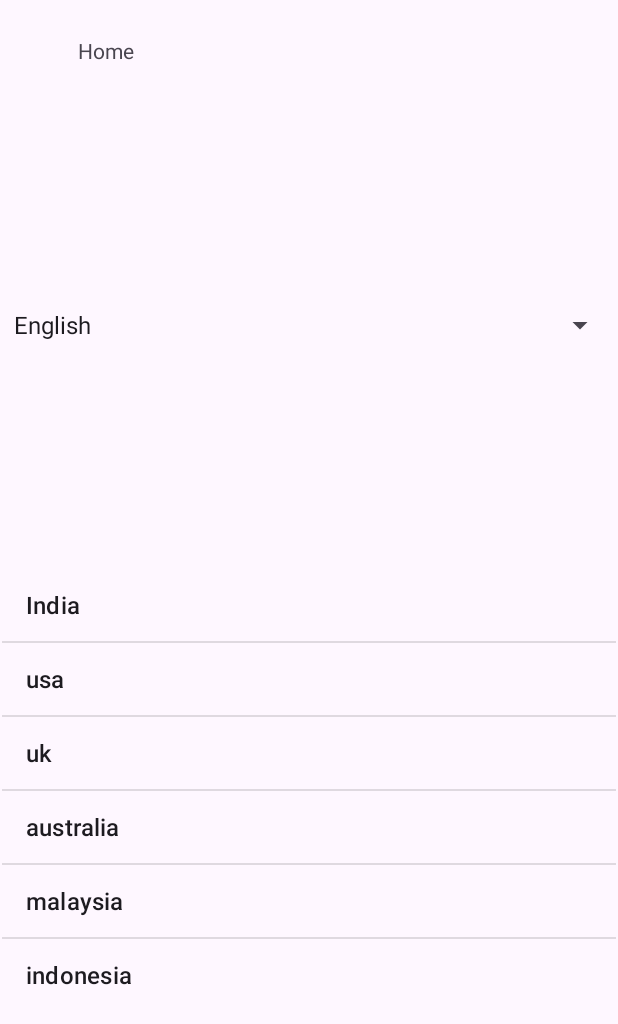
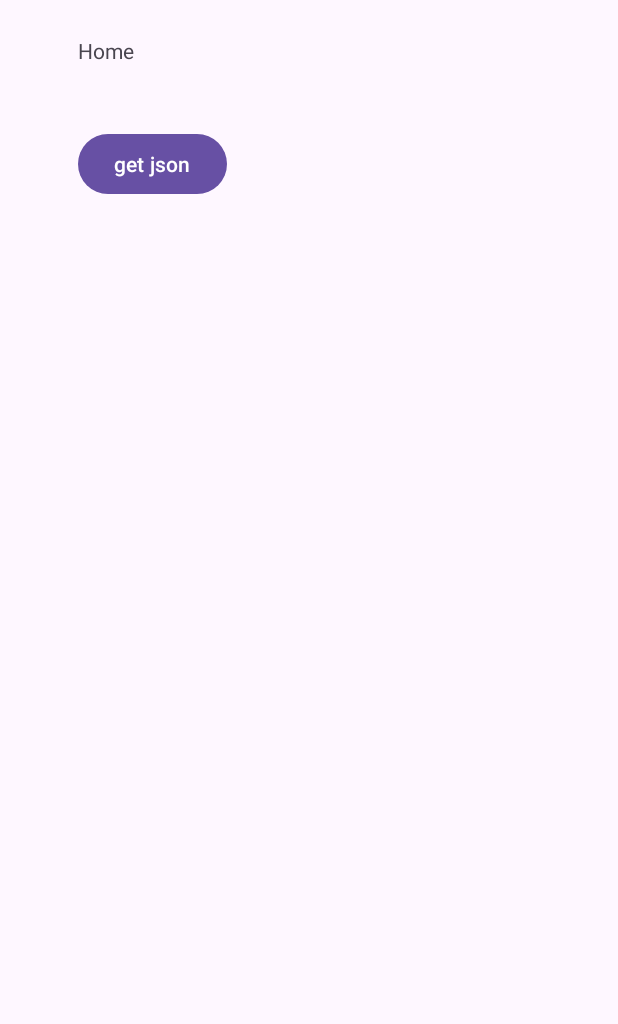
Before and after one commit to Nikshitha17/Androidapp, an Android app: the screen it shows after launch (HomeActivity), on a phone screen of 412 x 824 dp. Shown: the top 1024 px of the screen. Run offline under Robolectric (Android 15) with nearby library versions, the phone set to English and light mode, and no system bars.

Commit message:
Getting Json

```diff
--- a/app/src/main/AndroidManifest.xml
+++ b/app/src/main/AndroidManifest.xml
@@ -1,7 +1,7 @@
 <?xml version="1.0" encoding="utf-8"?>
 <manifest xmlns:android="http://schemas.android.com/apk/res/android"
     xmlns:tools="http://schemas.android.com/tools">
-
+    <uses-permission android:name="android.permission.INTERNET"/>
     <application
         android:allowBackup="true"
         android:dataExtractionRules="@xml/data_extraction_rules"
--- a/app/src/main/java/com/nikapps/androidapp1/HomeActivity.kt
+++ b/app/src/main/java/com/nikapps/androidapp1/HomeActivity.kt
@@ -4,26 +4,21 @@ import androidx.appcompat.app.AppCompatActivity
 import android.os.Bundle
 import android.util.Log
 import android.view.View
-import android.widget.AdapterView
-import android.widget.ListView
-import android.widget.Spinner
-import android.widget.TextView
+import com.nikapps.androidapp1.network.MarsApi
+import com.nikapps.androidapp1.network.MarsApiService
+import kotlinx.coroutines.GlobalScope
+import kotlinx.coroutines.launch
 import androidx.activity.enableEdgeToEdge
 import androidx.core.view.ViewCompat
 import androidx.core.view.WindowInsetsCompat
 
-class HomeActivity : AppCompatActivity(), AdapterView.OnItemSelectedListener,
-    AdapterView.OnItemClickListener {
+class HomeActivity : AppCompatActivity(){
     var TAG = HomeActivity::class.java.simpleName    //"HomeActivity"
-    lateinit var mySpinner: Spinner
-    lateinit var myListview: ListView
+
     override fun onCreate(savedInstanceState: Bundle?) {
         super.onCreate(savedInstanceState)
         enableEdgeToEdge()
         setContentView(R.layout.activity_home)
-        mySpinner = findViewById(R.id.spinner) //taking handle
-        myListview = findViewById(R.id.listView)
-        myListview.isClickable = true
 
         ViewCompat.setOnApplyWindowInsetsListener(findViewById(R.id.main)) { v, insets ->
             val systemBars = insets.getInsets(WindowInsetsCompat.Type.systemBars())
@@ -31,26 +26,22 @@ class HomeActivity : AppCompatActivity(), AdapterView.OnItemSelectedListener,
             insets
         }
 
-        mySpinner.onItemSelectedListener = this
-        myListview.setOnItemClickListener(this)
-
-    }
-    override fun onItemSelected(adpater: AdapterView<*>?, view: View?, position: Int, id: Long) {
-        var item:String = adpater?.getItemAtPosition(position).toString()
-        Log.i(TAG, item )
     }
 
-    override fun onNothingSelected(parent: AdapterView<*>?) {
-        TODO("Not yet implemented")
+    private fun getMarsPhotos() {
+        GlobalScope.launch {
+
+            var jsonString =   MarsApi.retrofitService.getPhotos()
+            Log.i("homeactivity", jsonString.toString())
+        }
     }
 
-    override fun onItemClick(adpater: AdapterView<*>?, view: View?, position: Int, id: Long) {
-        var item:String = adpater?.getItemAtPosition(position).toString()
-        Log.i(TAG, item )    }
+    fun getJson(view: View) {
+        getMarsPhotos()
+    }
 
 //        Log.i("homeactivity",data.toString())
 //        //put the data either in a log or on the textview
 //        var homeTextView: TextView = findViewById(R.id.tvHome)
 //        homeTextView.setText(data)
-
-}
+    }
--- a/app/src/main/res/layout/activity_home.xml
+++ b/app/src/main/res/layout/activity_home.xml
@@ -17,30 +17,15 @@
         app:layout_constraintStart_toStartOf="parent"
         app:layout_constraintTop_toTopOf="parent" />
 
-    <Spinner
-        android:id="@+id/spinner"
-        android:layout_width="match_parent"
+    <Button
+        android:id="@+id/btnGet"
+        android:layout_width="wrap_content"
         android:layout_height="wrap_content"
-        android:layout_marginStart="1dp"
-        android:layout_marginTop="56dp"
-        android:layout_marginEnd="1dp"
-        android:layout_marginBottom="1dp"
-        android:entries="@array/languages"
-        app:layout_constraintBottom_toTopOf="@+id/listView"
-        app:layout_constraintEnd_toEndOf="parent"
+        android:layout_marginStart="52dp"
+        android:layout_marginTop="85dp"
+        android:onClick="getJson"
+        android:text="get json"
         app:layout_constraintStart_toStartOf="parent"
         app:layout_constraintTop_toTopOf="parent" />
 
-    <ListView
-        android:id="@+id/listView"
-        android:entries="@array/countries"
-        android:layout_width="match_parent"
-        android:layout_height="wrap_content"
-        android:layout_marginStart="1dp"
-        android:layout_marginEnd="1dp"
-        android:layout_marginBottom="1dp"
-        app:layout_constraintBottom_toBottomOf="parent"
-        app:layout_constraintEnd_toEndOf="parent"
-        app:layout_constraintStart_toStartOf="parent"
-        app:layout_constraintTop_toBottomOf="@+id/spinner" />
 </androidx.constraintlayout.widget.ConstraintLayout>
```
Also changed, not shown: app/build.gradle.kts (+10 -3 lines), app/src/main/java/com/nikapps/androidapp1/network/MarsApiService.kt (added, +37 -0 lines), app/src/main/java/com/nikapps/androidapp1/network/MarsPhoto.kt (added, +17 -0 lines).
